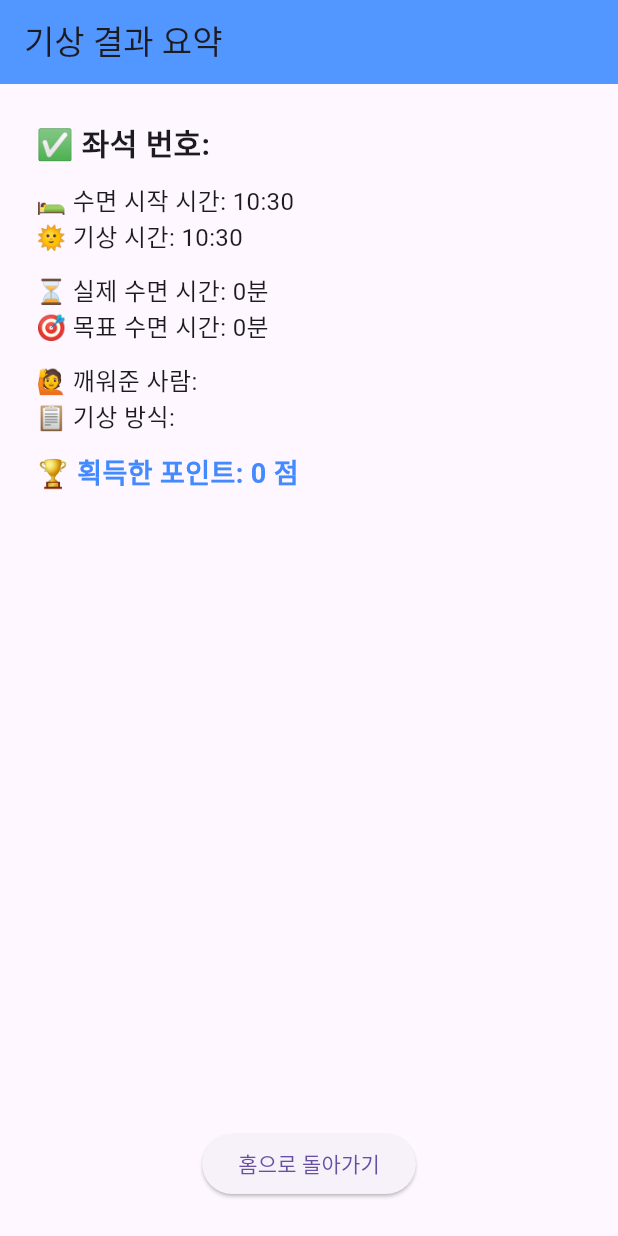
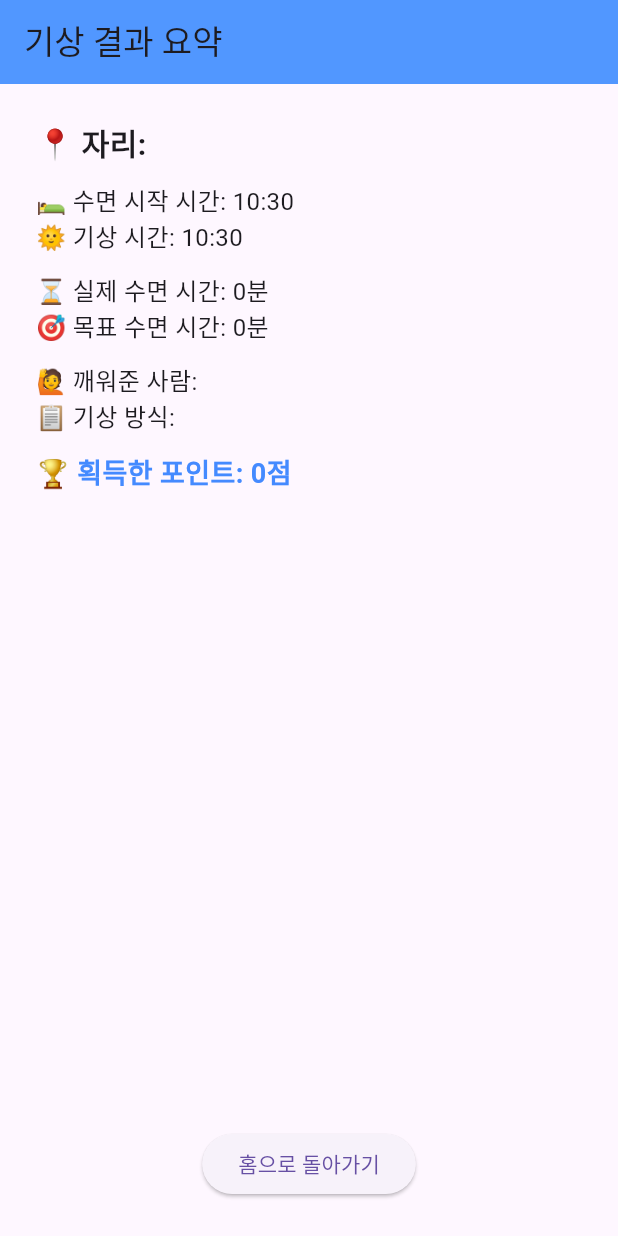
Before and after one commit to TAEHONG-LEE/cnuity, a Flutter app: the WakeResultScreen screen opened directly with empty values, on a phone screen of 412 x 824 dp. Run offline on Flutter 3.47's test engine with Material 3 defaults, Android fonts, the light colour scheme and no system bars; our stand-ins replace cloud_firestore, confetti, firebase_auth, firebase_core, fluttertoast, percent_indicator and 1 more; missing offline and left inert: mobile_scanner; accounts and stored records are empty.

Commit message:
Fix: 고정 QR 및 일반 QR 처리 통합 - 자리 정보 및 수면 기록 정확히 반영

```diff
--- a/lib/screens/kkaezam/qr/wake_result_screen.dart
+++ b/lib/screens/kkaezam/qr/wake_result_screen.dart
@@ -1,18 +1,18 @@
 import 'package:flutter/material.dart';
-import 'package:intl/intl.dart'; // 시간 포맷을 이쁘게
+import 'package:intl/intl.dart';
 
 class WakeResultScreen extends StatelessWidget {
-  final String seatId;
-  final String resultType; // "스스로 기상" 또는 "타인 기상"
-  final String wakerNickname; // 깨워준 사람 닉네임
+  final String seatName; // 🔥 seatId 대신 seatName
+  final String resultType;
+  final String wakerNickname;
   final DateTime sleepStart;
   final DateTime wakeTime;
-  final int sleepDuration; // 목표 수면시간 (초)
-  final int pointsEarned; // 획득 포인트
+  final int sleepDuration; // 초 단위
+  final int pointsEarned;
 
   const WakeResultScreen({
     super.key,
-    required this.seatId,
+    required this.seatName,
     required this.resultType,
     required this.wakerNickname,
     required this.sleepStart,
@@ -23,8 +23,8 @@ class WakeResultScreen extends StatelessWidget {
 
   @override
   Widget build(BuildContext context) {
-    final sleepDurationMinutes = sleepDuration ~/ 60;
     final actualSleepMinutes = wakeTime.difference(sleepStart).inMinutes;
+    final targetSleepMinutes = sleepDuration ~/ 60;
     final formatter = DateFormat('HH:mm');
 
     return Scaffold(
@@ -37,7 +37,7 @@ class WakeResultScreen extends StatelessWidget {
         child: Column(
           crossAxisAlignment: CrossAxisAlignment.start,
           children: [
-            Text('✅ 좌석 번호: $seatId', style: _titleStyle),
+            Text('📍 자리: $seatName', style: _titleStyle),
             const SizedBox(height: 12),
             Text(
               '🛌 수면 시작 시간: ${formatter.format(sleepStart)}',
@@ -49,12 +49,12 @@ class WakeResultScreen extends StatelessWidget {
             ),
             const SizedBox(height: 12),
             Text('⏳ 실제 수면 시간: ${actualSleepMinutes}분', style: _normalStyle),
-            Text('🎯 목표 수면 시간: ${sleepDurationMinutes}분', style: _normalStyle),
+            Text('🎯 목표 수면 시간: ${targetSleepMinutes}분', style: _normalStyle),
             const SizedBox(height: 12),
             Text('🙋 깨워준 사람: $wakerNickname', style: _normalStyle),
             Text('📋 기상 방식: $resultType', style: _normalStyle),
             const SizedBox(height: 12),
-            Text('🏆 획득한 포인트: $pointsEarned 점', style: _pointStyle),
+            Text('🏆 획득한 포인트: $pointsEarned점', style: _pointStyle),
             const Spacer(),
             Center(
               child: ElevatedButton(
```
Also changed, not shown: lib/screens/kkaezam/qr/scan_qr_screen.dart (+84 -20 lines).
